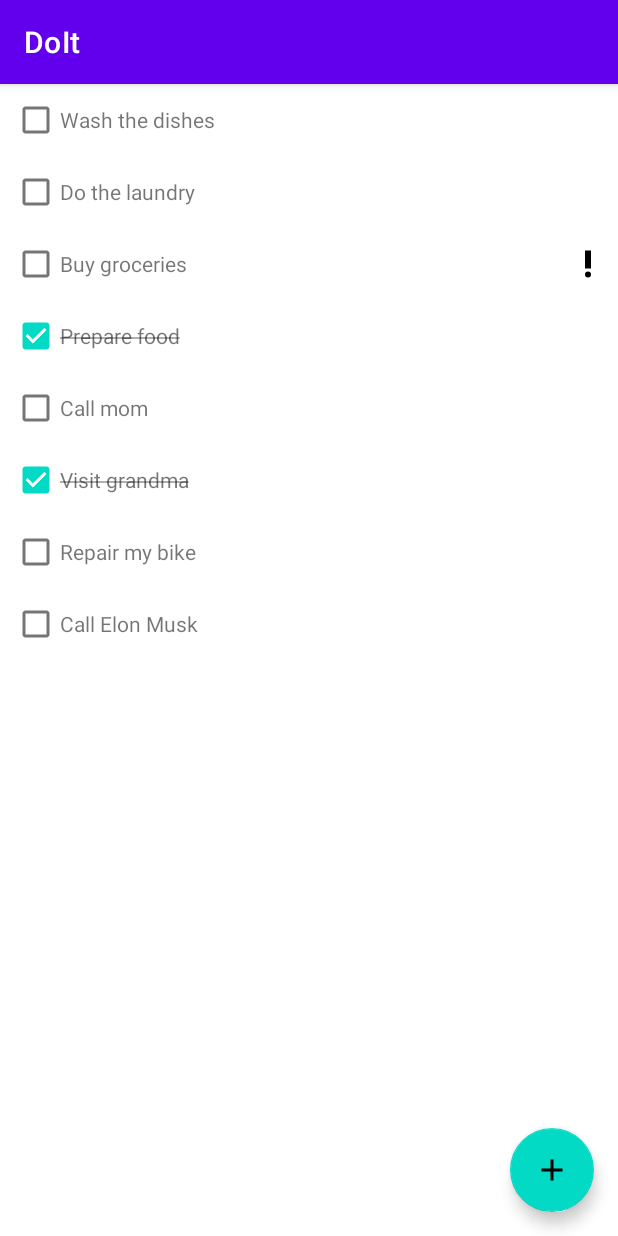
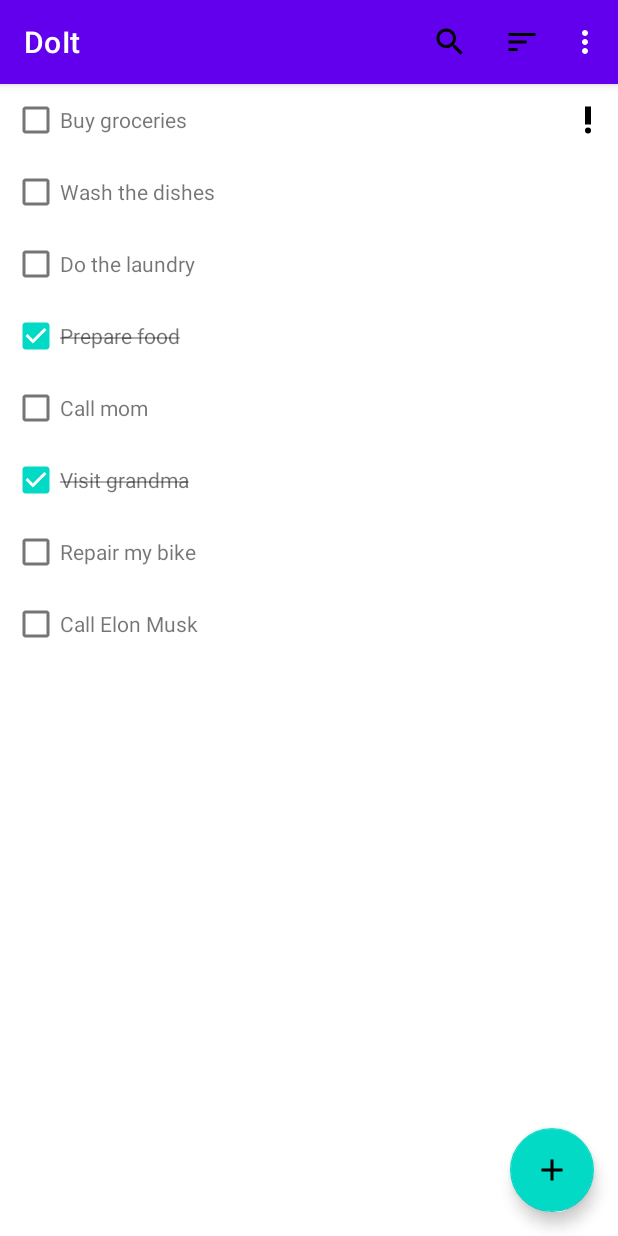
Before and after one commit to khangchow/DoIt, an Android app: the screen it shows after launch (MainActivity), on a phone screen of 412 x 824 dp. Run offline under Robolectric (Android 15) with nearby library versions, the phone set to English and light mode, and no system bars; our stand-ins replace Dagger/Hilt's generated code, Room's generated code.

Commit message:
apply search view

```diff
--- a/app/build.gradle
+++ b/app/build.gradle
@@ -7,12 +7,12 @@ plugins {
 }
 
 android {
-    compileSdk 33
+    compileSdk 34
 
     defaultConfig {
         applicationId "com.chow.doit"
         minSdk 21
-        targetSdk 33
+        targetSdk 34
         versionCode 1
         versionName "1.0"
 
--- a/app/src/main/java/com/chow/doit/data/TaskDao.kt
+++ b/app/src/main/java/com/chow/doit/data/TaskDao.kt
@@ -5,8 +5,8 @@ import kotlinx.coroutines.flow.Flow
 
 @Dao
 interface TaskDao {
-    @Query("SELECT * FROM task_table")
-    fun getTasks(): Flow<List<Task>>
+    @Query("SELECT * FROM task_table WHERE name LIKE '%' || :searchQuery || '%' ORDER BY isImportant DESC")
+    fun getTasks(searchQuery: String): Flow<List<Task>>
 
     @Insert(onConflict = OnConflictStrategy.REPLACE)
     suspend fun insert(task: Task)
--- a/app/src/main/java/com/chow/doit/ui/tasks/TasksFragment.kt
+++ b/app/src/main/java/com/chow/doit/ui/tasks/TasksFragment.kt
@@ -1,12 +1,19 @@
 package com.chow.doit.ui.tasks
 
 import android.os.Bundle
+import android.view.Menu
+import android.view.MenuInflater
+import android.view.MenuItem
 import android.view.View
+import androidx.appcompat.widget.SearchView
+import androidx.core.view.MenuHost
+import androidx.core.view.MenuProvider
 import androidx.fragment.app.Fragment
 import androidx.fragment.app.viewModels
 import androidx.recyclerview.widget.LinearLayoutManager
 import com.chow.doit.R
 import com.chow.doit.databinding.FragmentTasksBinding
+import com.chow.doit.util.onQueryTextChanged
 import dagger.hilt.android.AndroidEntryPoint
 
 @AndroidEntryPoint
@@ -17,6 +24,7 @@ class TasksFragment : Fragment(R.layout.fragment_tasks) {
         super.onViewCreated(view, savedInstanceState)
         val binding = FragmentTasksBinding.bind(view)
         val tasksAdapter = TasksAdapter()
+        val menuHost: MenuHost = requireActivity()
         binding.apply {
             rvTasks.apply {
                 adapter = tasksAdapter
@@ -27,5 +35,38 @@ class TasksFragment : Fragment(R.layout.fragment_tasks) {
         viewModel.tasks.observe(viewLifecycleOwner) {
             tasksAdapter.submitList(it)
         }
+        menuHost.addMenuProvider(object : MenuProvider{
+            override fun onCreateMenu(menu: Menu, menuInflater: MenuInflater) {
+                menuInflater.inflate(R.menu.menu_fragment_tasks, menu)
+                val searchItem = menu.findItem(R.id.action_search)
+                val searchView = searchItem.actionView as SearchView
+                searchView.onQueryTextChanged {
+                    viewModel.searchQuery.value = it
+                }
+            }
+
+            override fun onMenuItemSelected(menuItem: MenuItem): Boolean {
+                return when (menuItem.itemId) {
+                    R.id.action_sort_by_name -> {
+
+                        true
+                    }
+                    R.id.action_sort_by_created_date -> {
+
+                        true
+                    }
+                    R.id.action_hide_completed_tasks -> {
+                        menuItem.isChecked = !menuItem.isChecked
+                        true
+                    }
+                    R.id.action_delete_completed_tasks -> {
+
+                        true
+                    }
+                    else -> false
+                }
+            }
+
+        })
     }
 }
--- a/app/src/main/java/com/chow/doit/ui/tasks/TasksViewModel.kt
+++ b/app/src/main/java/com/chow/doit/ui/tasks/TasksViewModel.kt
@@ -4,11 +4,19 @@ import androidx.lifecycle.ViewModel
 import androidx.lifecycle.asLiveData
 import com.chow.doit.data.TaskDao
 import dagger.hilt.android.lifecycle.HiltViewModel
+import kotlinx.coroutines.ExperimentalCoroutinesApi
+import kotlinx.coroutines.flow.MutableStateFlow
+import kotlinx.coroutines.flow.flatMapLatest
 import javax.inject.Inject
 
 @HiltViewModel
 class TasksViewModel @Inject constructor(
     private val taskDao: TaskDao
 ) : ViewModel() {
-    val tasks = taskDao.getTasks().asLiveData()
+    val searchQuery = MutableStateFlow("")
+    @OptIn(ExperimentalCoroutinesApi::class)
+    private val tasksFlow = searchQuery.flatMapLatest {
+        taskDao.getTasks(it)
+    }
+    val tasks = tasksFlow.asLiveData()
 }
--- /dev/null
+++ b/app/src/main/java/com/chow/doit/util/ViewExt.kt
@@ -0,0 +1,15 @@
+package com.chow.doit.util
+
+import androidx.appcompat.widget.SearchView
+
+inline fun SearchView.onQueryTextChanged(crossinline listener: (String) -> Unit) {
+    this.setOnQueryTextListener(object : SearchView.OnQueryTextListener {
+        override fun onQueryTextSubmit(query: String?) = true
+
+        override fun onQueryTextChange(newText: String?): Boolean {
+            listener(newText.orEmpty())
+            return true
+        }
+
+    })
+}
--- /dev/null
+++ b/app/src/main/res/drawable/ic_search.xml
@@ -0,0 +1,5 @@
+<vector android:height="24dp" android:tint="#000000"
+    android:viewportHeight="24" android:viewportWidth="24"
+    android:width="24dp" xmlns:android="http://schemas.android.com/apk/res/android">
+    <path android:fillColor="@android:color/white" android:pathData="M15.5,14h-0.79l-0.28,-0.27C15.41,12.59 16,11.11 16,9.5 16,5.91 13.09,3 9.5,3S3,5.91 3,9.5 5.91,16 9.5,16c1.61,0 3.09,-0.59 4.23,-1.57l0.27,0.28v0.79l5,4.99L20.49,19l-4.99,-5zM9.5,14C7.01,14 5,11.99 5,9.5S7.01,5 9.5,5 14,7.01 14,9.5 11.99,14 9.5,14z"/>
+</vector>
--- /dev/null
+++ b/app/src/main/res/drawable/ic_sort.xml
@@ -0,0 +1,5 @@
+<vector android:height="24dp" android:tint="#000000"
+    android:viewportHeight="24" android:viewportWidth="24"
+    android:width="24dp" xmlns:android="http://schemas.android.com/apk/res/android">
+    <path android:fillColor="@android:color/white" android:pathData="M3,18h6v-2L3,16v2zM3,6v2h18L21,6L3,6zM3,13h12v-2L3,11v2z"/>
+</vector>
--- /dev/null
+++ b/app/src/main/res/menu/menu_fragment_tasks.xml
@@ -0,0 +1,38 @@
+<?xml version="1.0" encoding="utf-8"?>
+<menu xmlns:android="http://schemas.android.com/apk/res/android"
+    xmlns:app="http://schemas.android.com/apk/res-auto">
+    <item
+        android:id="@+id/action_search"
+        android:icon="@drawable/ic_search"
+        android:title="Search"
+        app:actionViewClass="androidx.appcompat.widget.SearchView"
+        app:showAsAction="always|collapseActionView" />
+
+    <item
+        android:icon="@drawable/ic_sort"
+        android:title="Sort"
+        app:showAsAction="always">
+
+        <menu>
+
+            <item
+                android:id="@+id/action_sort_by_name"
+                android:title="Sort by name" />
+
+            <item
+                android:id="@+id/action_sort_by_created_date"
+                android:title="Sort by created date" />
+        </menu>
+    </item>
+
+    <item
+        android:id="@+id/action_hide_completed_tasks"
+        android:checkable="true"
+        android:title="Hide completed tasks"
+        app:showAsAction="never" />
+
+    <item
+        android:id="@+id/action_delete_completed_tasks"
+        android:title="Delete completed tasks"
+        app:showAsAction="never" />
+</menu>
```
